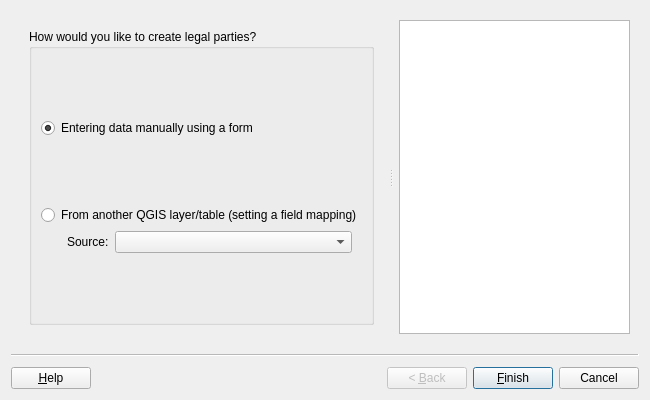
First picture: the form in asistente_ladm_col/ui/wiz_create_legal_party_prc.ui, repository SwissTierrasColombia/Asistente-LADM-COL, before the edit.
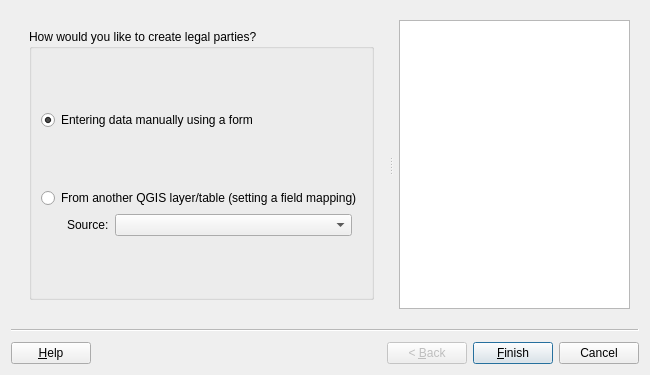
Second picture: the form after the edit. Custom widgets are drawn as their Qt base class.

```diff
--- a/asistente_ladm_col/ui/wiz_create_legal_party_prc.ui
+++ b/asistente_ladm_col/ui/wiz_create_legal_party_prc.ui
@@ -7,7 +7,7 @@
     <x>0</x>
     <y>0</y>
     <width>650</width>
-    <height>400</height>
+    <height>375</height>
    </rect>
   </property>
   <property name="windowTitle">
```
